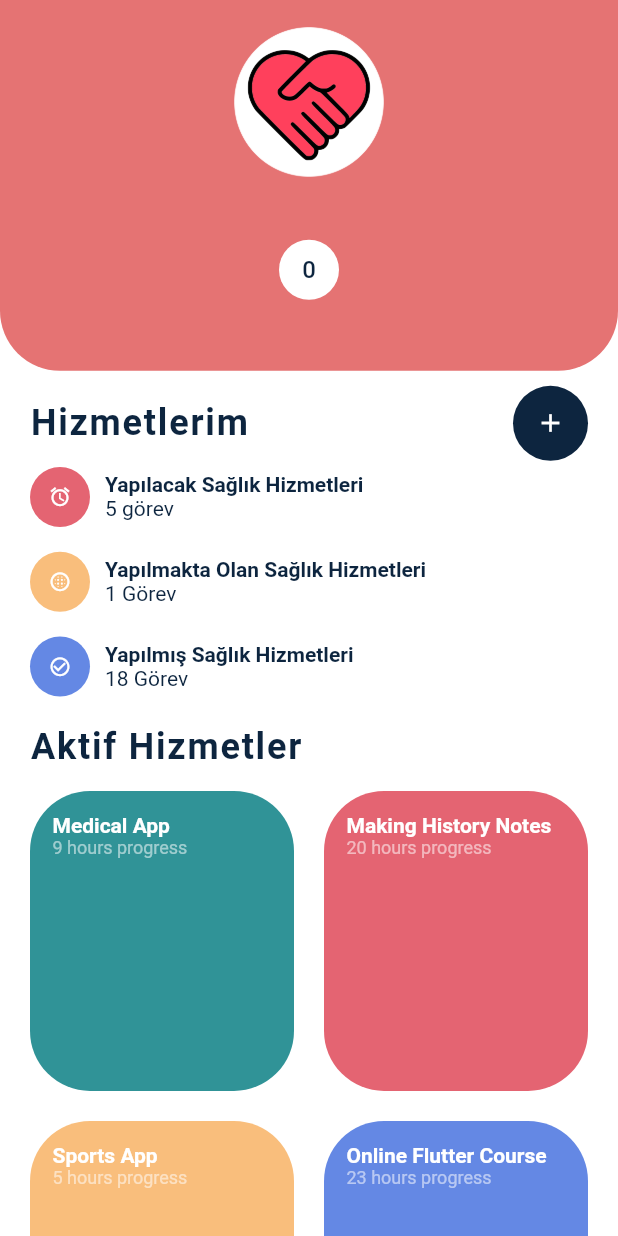
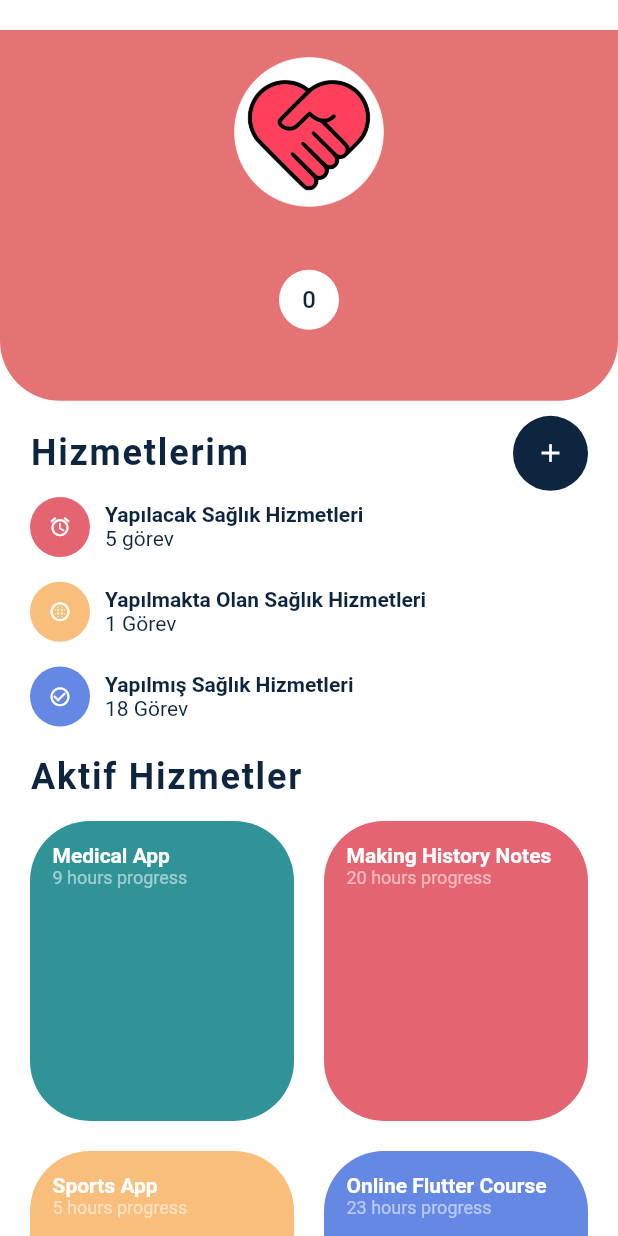
Before and after one commit to ndalyanlar/hemsirem, a Flutter app: the HomePage screen opened by its route, on a phone screen of 412 x 824 dp. Run offline on Flutter 3.47's test engine with Material 2 defaults, Android fonts, the phone set to English and light mode, and no system bars; our stand-ins replace cloud_firestore, firebase_auth, firebase_core, flutter_riverpod, google_maps_flutter; missing offline and left inert: cloud_firestore_web, firebase_auth_web, firebase_core_web; accounts and stored records are empty; Roboto replaces fonts that are missing (Poppins); statements that could not run were skipped.

Commit message:
askmfl,;as

```diff
--- a/lib/Screens/home_page.dart
+++ b/lib/Screens/home_page.dart
@@ -55,7 +55,8 @@ class _HomePageState extends State<HomePage> {
     double height = MediaQuery.of(context).size.height;
     return Scaffold(
       backgroundColor: LightColors.kLightWhite,
-      body: SafeArea(
+      body: Padding(
+        padding: const EdgeInsets.only(top: 20.0),
         child: Column(
           children: <Widget>[
             buildTopContainer(height, width),
--- a/lib/Screens/mytasks_page.dart
+++ b/lib/Screens/mytasks_page.dart
@@ -1,7 +1,6 @@
 import 'package:flutter/material.dart';
 import 'package:hemsirem/Theme/colors/light_colors.dart';
 import 'package:hemsirem/Theme/theme.dart';
-import 'package:intl/intl.dart';
 
 import '../Widgets/expanded_card.dart';
 
--- a/pubspec.yaml
+++ b/pubspec.yaml
@@ -39,6 +39,7 @@ dependencies:
   firebase_core: ^1.12.0
   cloud_firestore: ^3.1.8
   intl: ^0.17.0
+  google_maps_flutter: ^2.1.1
 
 dev_dependencies:
   flutter_test:
```
Also changed, not shown: lib/Widgets/expanded_card.dart (+13 -2 lines), 4 other files.
